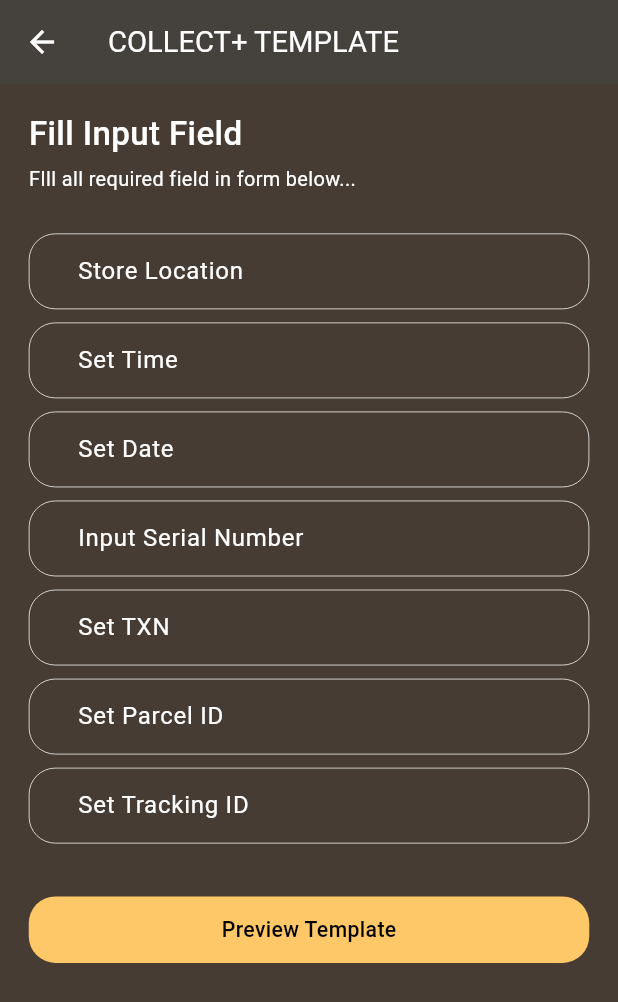
After one commit to styceplug/receipt_editor, a Flutter app: the DpdForm screen opened directly, on a phone screen of 412 x 824 dp. The commit adds this screen. Shown: the top 1002 px of the screen. Run offline on Flutter 3.47's test engine with Material 3 defaults, Android fonts, the phone set to English and light mode, and no system bars; our stand-ins replace device_info_plus, get, iconsax, pdf, permission_handler, printing and 3 more; accounts and stored records are empty.

```diff
--- /dev/null
+++ b/lib/screens/temp_forms/collect_plus_a4_form.dart
@@ -0,0 +1,164 @@
+import 'dart:io';
+
+import 'package:flutter/material.dart';
+import 'package:flutter/services.dart';
+import 'package:path_provider/path_provider.dart';
+
+import '../../utils/colors.dart';
+import '../../utils/dimensions.dart';
+import '../../widgets/my_text_field.dart';
+import '../preview_html_screen.dart';
+
+class CollectPlusA4Form extends StatefulWidget {
+  const CollectPlusA4Form({super.key});
+
+  @override
+  State<CollectPlusA4Form> createState() => _CollectPlusA4FormState();
+}
+
+TextEditingController locationController = TextEditingController();
+TextEditingController timeController = TextEditingController();
+TextEditingController dateController = TextEditingController();
+TextEditingController serialController = TextEditingController();
+TextEditingController txnController = TextEditingController();
+TextEditingController panelIDController = TextEditingController();
+TextEditingController trackingIDController = TextEditingController();
+
+class _CollectPlusA4FormState extends State<CollectPlusA4Form> {
+  Future<String> loadTemplate() async {
+
+
+    return await rootBundle.loadString('assets/html/collectplus_model.html');
+  }
+
+  Future<void> generateHtml() async {
+    String template = await loadTemplate();
+    String generatedHtml = template
+        .replaceAll('{{store_location}}', locationController.text)
+        .replaceAll('{{time}}', timeController.text)
+        .replaceAll('{{date}}', dateController.text)
+        .replaceAll('{{serial_number}}', serialController.text)
+        .replaceAll('{{txn}}', txnController.text)
+        .replaceAll('{{parcel_id}}', panelIDController.text)
+        .replaceAll('{{tracking_id}}', trackingIDController.text);
+
+    Directory appDocDir = await getApplicationDocumentsDirectory();
+    String filePath = '${appDocDir.path}/generated_receipt.html';
+    File file = File(filePath);
+    await file.writeAsString(generatedHtml);
+
+    Navigator.push(
+      context,
+      MaterialPageRoute(
+        builder: (_) => PreviewHtmlScreen(filePath: filePath),
+      ),
+    );
+  }
+
+  @override
+  Widget build(BuildContext context) {
+    return Scaffold(
+      appBar: AppBar(
+        backgroundColor: Colors.transparent,
+        foregroundColor: Colors.white,
+        elevation: 1,
+        title: const Text('COLLECT+ TEMPLATE'),
+        titleTextStyle: TextStyle(
+            color: Colors.white,
+            fontSize: Dimensions.font22,
+            fontWeight: FontWeight.w400),
+      ),
+      backgroundColor: AppColors.color1,
+      body: const Container(
+        margin: EdgeInsets.symmetric(horizontal: Dimensions.width20),
+        child: SingleChildScrollView(
+          child: Column(
+            crossAxisAlignment: CrossAxisAlignment.start,
+            children: [
+              SizedBox(height: Dimensions.height20),
+              Text(
+                'Fill Input Field',
+                style: TextStyle(
+                    fontSize: Dimensions.font25,
+                    color: Colors.white,
+                    fontWeight: FontWeight.w500),
+              ),
+              SizedBox(
+                height: Dimensions.height5,
+              ),
+              Text(
+                'FIll all required field in form below...',
+                style: TextStyle(
+                    fontSize: Dimensions.font15,
+                    color: Colors.white,
+                    fontWeight: FontWeight.w400),
+              ),
+              SizedBox(height: Dimensions.height30),
+              MyTextField(
+                  labelText: 'Store Location',
+                  hintText: 'Input Store Location',
+                  controller: locationController,
+                  keyboardType: TextInputType.streetAddress),
+              SizedBox(height: Dimensions.height10),
+              MyTextField(
+                  labelText: 'Set Time',
+                  hintText: 'Input time',
+                  controller: timeController,
+                  keyboardType: TextInputType.datetime),
+              SizedBox(height: Dimensions.height10),
+              MyTextField(
+                  labelText: 'Set Date',
+                  hintText: 'Input Date',
+                  controller: dateController,
+                  keyboardType: TextInputType.datetime),
+              SizedBox(height: Dimensions.height10),
+              MyTextField(
+                  labelText: 'Input Serial Number',
+                  hintText: 'Type Serial Number',
+                  controller: serialController,
+                  keyboardType: TextInputType.number),
+              SizedBox(height: Dimensions.height10),
+              MyTextField(
+                  labelText: 'Set TXN',
+                  hintText: 'Input TXN',
+                  controller: txnController,
+                  keyboardType: TextInputType.number),
+              SizedBox(height: Dimensions.height10),
+              MyTextField(
+                  labelText: 'Set Parcel ID',
+                  hintText: 'Input Parcel ID',
+                  controller: panelIDController,
+                  keyboardType: TextInputType.number),
+              SizedBox(height: Dimensions.height10),
+              MyTextField(
+                  labelText: 'Set Tracking ID',
+                  hintText: 'Input Tracking ID',
+                  controller: trackingIDController,
+                  keyboardType: TextInputType.number),
+              SizedBox(height: Dimensions.height40),
+              InkWell(
+                onTap: () {
+                  HapticFeedback.lightImpact();
+                  generateHtml();
+                },
+                child: Container(
+                  alignment: Alignment.center,
+                  height: Dimensions.height50,
+                  decoration: BoxDecoration(
+                      color: AppColors.color3,
+                      borderRadius: BorderRadius.circular(Dimensions.radius20)),
+                  child: Text(
+                    'Preview Template',
+                    style: TextStyle(
+                        fontSize: Dimensions.font16,
+                        fontWeight: FontWeight.w500),
+                  ),
+                ),
+              )
+            ],
+          ),
+        ),
+      ),
+    );
+  }
+}
--- /dev/null
+++ b/lib/screens/temp_forms/dpd_form.dart
@@ -0,0 +1,162 @@
+import 'dart:io';
+
+import 'package:flutter/material.dart';
+import 'package:flutter/services.dart';
+import 'package:path_provider/path_provider.dart';
+
+import '../../utils/colors.dart';
+import '../../utils/dimensions.dart';
+import '../../widgets/my_text_field.dart';
+import '../preview_html_screen.dart';
+
+class DpdForm extends StatefulWidget {
+  const DpdForm({super.key});
+
+  @override
+  State<DpdForm> createState() => _DpdFormState();
+}
+
+TextEditingController locationController = TextEditingController();
+TextEditingController timeController = TextEditingController();
+TextEditingController dateController = TextEditingController();
+TextEditingController serialController = TextEditingController();
+TextEditingController txnController = TextEditingController();
+TextEditingController panelIDController = TextEditingController();
+TextEditingController trackingIDController = TextEditingController();
+
+class _DpdFormState extends State<DpdForm> {
+  Future<String> loadTemplate() async {
+    return await rootBundle.loadString('assets/html/dpd_model.html');
+  }
+
+  Future<void> generateHtml() async {
+    String template = await loadTemplate();
+    String generatedHtml = template
+        .replaceAll('{{store_location}}', locationController.text)
+        .replaceAll('{{time}}', timeController.text)
+        .replaceAll('{{date}}', dateController.text)
+        .replaceAll('{{serial_number}}', serialController.text)
+        .replaceAll('{{txn}}', txnController.text)
+        .replaceAll('{{parcel_id}}', panelIDController.text)
+        .replaceAll('{{tracking_id}}', trackingIDController.text);
+
+    Directory appDocDir = await getApplicationDocumentsDirectory();
+    String filePath = '${appDocDir.path}/generated_receipt.html';
+    File file = File(filePath);
+    await file.writeAsString(generatedHtml);
+
+    Navigator.push(
+      context,
+      MaterialPageRoute(
+        builder: (_) => PreviewHtmlScreen(filePath: filePath),
+      ),
+    );
+  }
+
+  @override
+  Widget build(BuildContext context) {
+    return Scaffold(
+      appBar: AppBar(
+        backgroundColor: Colors.transparent,
+        foregroundColor: Colors.white,
+        elevation: 1,
+        title: const Text('COLLECT+ TEMPLATE'),
+        titleTextStyle: TextStyle(
+            color: Colors.white,
+            fontSize: Dimensions.font22,
+            fontWeight: FontWeight.w400),
+      ),
+      backgroundColor: AppColors.color1,
+      body: Container(
+        margin: EdgeInsets.symmetric(horizontal: Dimensions.width20),
+        child: SingleChildScrollView(
+          child: Column(
+            crossAxisAlignment: CrossAxisAlignment.start,
+            children: [
+              const SizedBox(height: Dimensions.height20),
+              Text(
+                'Fill Input Field',
+                style: TextStyle(
+                    fontSize: Dimensions.font25,
+                    color: Colors.white,
+                    fontWeight: FontWeight.w500),
+              ),
+              SizedBox(
+                height: Dimensions.height5,
+              ),
+              Text(
+                'FIll all required field in form below...',
+                style: TextStyle(
+                    fontSize: Dimensions.font15,
+                    color: Colors.white,
+                    fontWeight: FontWeight.w400),
+              ),
+              SizedBox(height: Dimensions.height30),
+              MyTextField(
+                  labelText: 'Store Location',
+                  hintText: 'Input Store Location',
+                  controller: locationController,
+                  keyboardType: TextInputType.streetAddress),
+              SizedBox(height: Dimensions.height10),
+              MyTextField(
+                  labelText: 'Set Time',
+                  hintText: 'Input time',
+                  controller: timeController,
+                  keyboardType: TextInputType.datetime),
+              SizedBox(height: Dimensions.height10),
+              MyTextField(
+                  labelText: 'Set Date',
+                  hintText: 'Input Date',
+                  controller: dateController,
+                  keyboardType: TextInputType.datetime),
+              SizedBox(height: Dimensions.height10),
+              MyTextField(
+                  labelText: 'Input Serial Number',
+                  hintText: 'Type Serial Number',
+                  controller: serialController,
+                  keyboardType: TextInputType.number),
+              SizedBox(height: Dimensions.height10),
+              MyTextField(
+                  labelText: 'Set TXN',
+                  hintText: 'Input TXN',
+                  controller: txnController,
+                  keyboardType: TextInputType.number),
+              SizedBox(height: Dimensions.height10),
+              MyTextField(
+                  labelText: 'Set Parcel ID',
+                  hintText: 'Input Parcel ID',
+                  controller: panelIDController,
+                  keyboardType: TextInputType.number),
+              SizedBox(height: Dimensions.height10),
+              MyTextField(
+                  labelText: 'Set Tracking ID',
+                  hintText: 'Input Tracking ID',
+                  controller: trackingIDController,
+                  keyboardType: TextInputType.number),
+              SizedBox(height: Dimensions.height40),
+              InkWell(
+                onTap: () {
+                  HapticFeedback.lightImpact();
+                  generateHtml();
+                },
+                child: Container(
+                  alignment: Alignment.center,
+                  height: Dimensions.height50,
+                  decoration: BoxDecoration(
+                      color: AppColors.color3,
+                      borderRadius: BorderRadius.circular(Dimensions.radius20)),
+                  child: Text(
+                    'Preview Template',
+                    style: TextStyle(
+                        fontSize: Dimensions.font16,
+                        fontWeight: FontWeight.w500),
+                  ),
+                ),
+              )
+            ],
+          ),
+        ),
+      ),
+    );
+  }
+}
--- a/pubspec.yaml
+++ b/pubspec.yaml
@@ -48,6 +48,8 @@ dependencies:
   permission_handler: ^11.3.1
   asset_webview: ^1.0.0
   share_plus: ^10.1.2
+  device_info_plus: ^11.1.1
+  flutter_html_to_pdf: ^0.7.0
 #  flutter_html: ^2.2.1
 
 dev_dependencies:
@@ -78,7 +80,7 @@ flutter:
    - assets/html/
    - assets/html/collectplus_model.html
    - assets/html/collect+logo.png
-   - assets/html/trustpilotlogo.png
+
 
 
   # An image asset can refer to one or more resolution-specific "variants", see
```
Also changed, not shown: lib/helpers/permission_handler.dart (added, +34 -0 lines), lib/main.dart (+13 -1 lines), lib/screens/preview_html_screen.dart (+15 -4 lines), assets/html/trust-pilot-logo.png (added), assets/html/trustpilotlogo.png (deleted), assets/html/yodel-logo.png (added), pubspec.lock, 6 other files.
